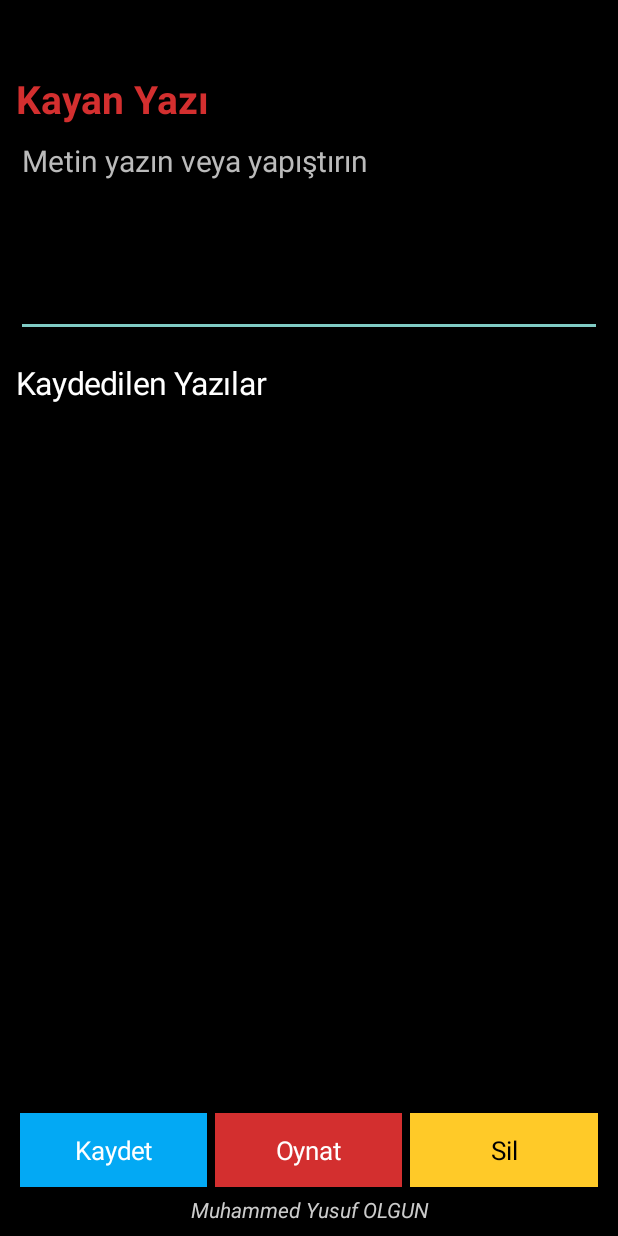
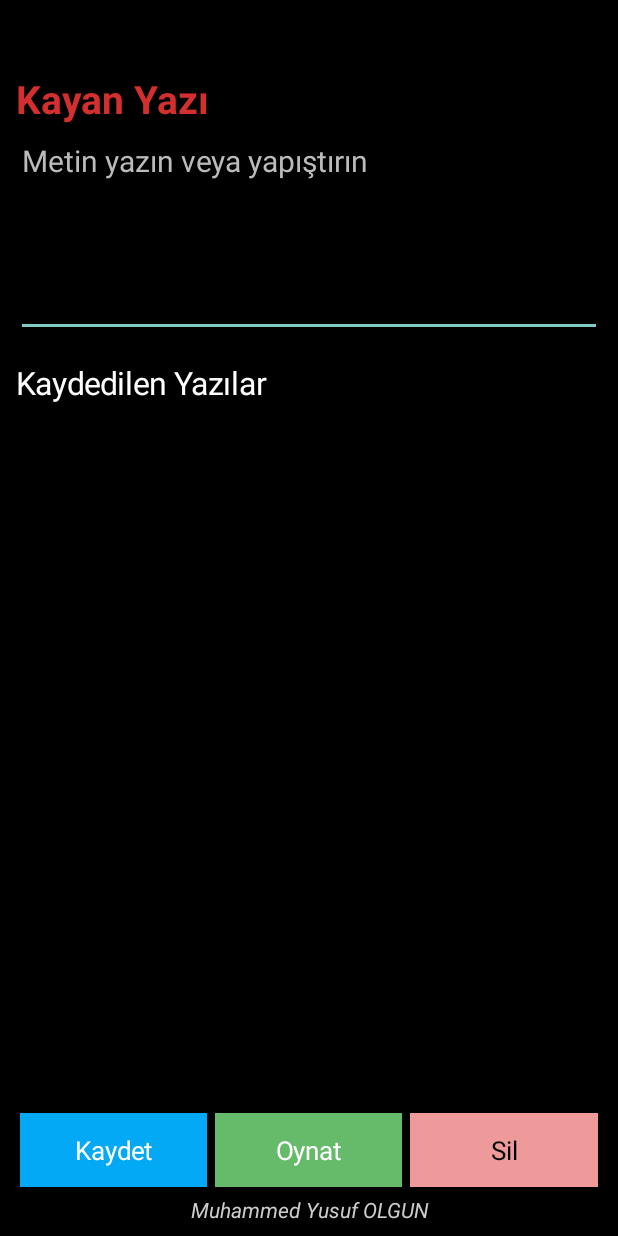
Before and after one commit to muhammedyusufolgun/yazi, an Android app: the screen it shows after launch (MainActivity), on a phone screen of 412 x 824 dp. Run offline under Robolectric (Android 15) with nearby library versions, the phone set to English and light mode, and no system bars.

Commit message:
Set Oynat light green and Sil light red

```diff
--- a/app/src/main/java/com/olgun/yazi/MainActivity.java
+++ b/app/src/main/java/com/olgun/yazi/MainActivity.java
@@ -55,11 +55,11 @@ public class MainActivity extends Activity {
     button("Oynat",controls,()->{
       String t=editor.getText().toString();if(t.trim().isEmpty()){toast("Metin girin");return;}
       hideKeyboard();startPlay(t);
-    }).setBackgroundColor(0xffd32f2f);
+    }).setBackgroundColor(0xff66bb6a);
     TextView del=button("Sil",controls,()->{
       if(selected<0||selected>=saved.size()){toast("Listeden yazı seçin");return;}
       confirmDelete(selected);
-    });del.setBackgroundColor(0xffffca28);del.setTextColor(Color.BLACK);
+    });del.setBackgroundColor(0xffef9a9a);del.setTextColor(Color.BLACK);
     TextView footer=new TextView(this);footer.setText("Muhammed Yusuf OLGUN");
     footer.setTextColor(0xffcccccc);footer.setTextSize(14);footer.setGravity(Gravity.CENTER);
     footer.setTypeface(null,Typeface.ITALIC);footer.setPadding(0,4,0,12);
```
